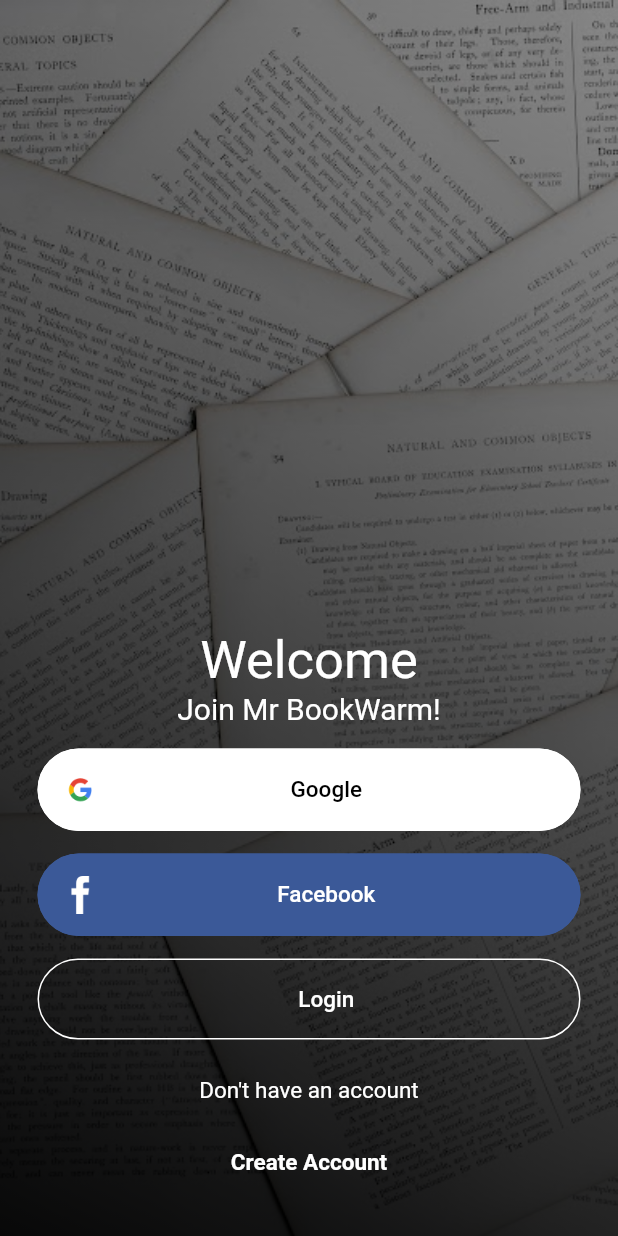
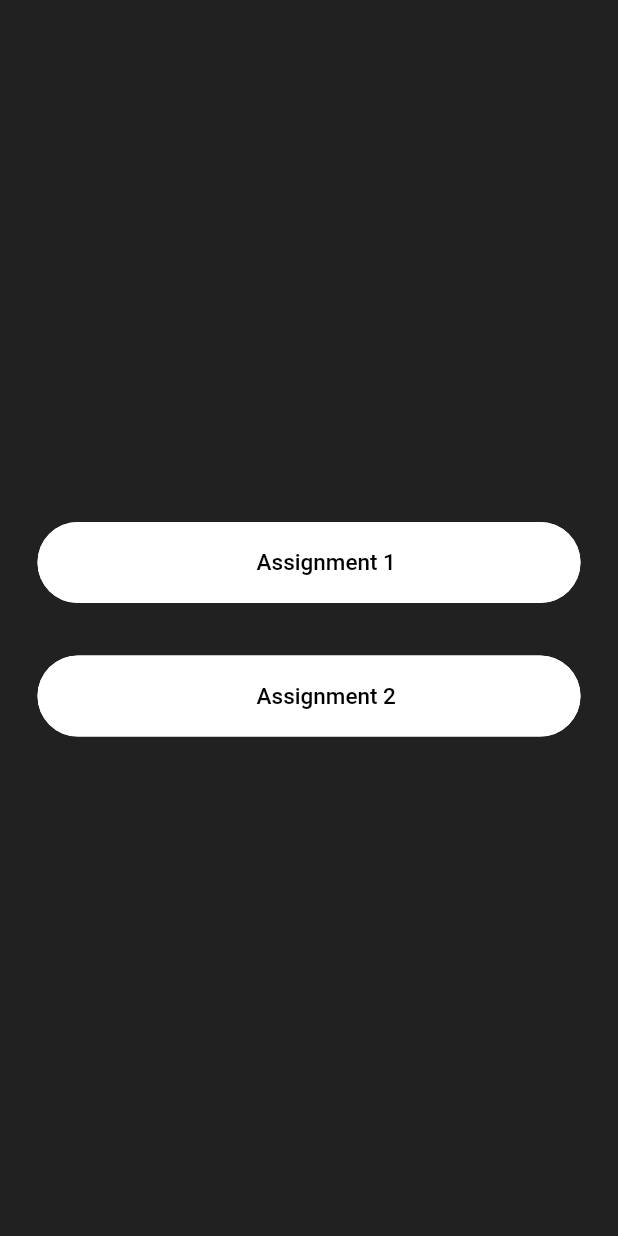
Before and after one commit to kubersingh-dew/login_tutorial, a Flutter app: the screen it shows after launch, on a phone screen of 412 x 824 dp. Run offline on Flutter 3.47's test engine with Material 2 defaults, Android fonts, the phone set to English and light mode, and no system bars; our stand-ins replace firebase_auth, fluttertoast, google_sign_in; accounts and stored records are empty.

Commit message:
package update

```diff
--- /dev/null
+++ b/lib/HomeScreen.dart
@@ -0,0 +1,44 @@
+import 'package:flutter/material.dart';
+import 'package:login_tutorial/assignment_first/utils/NavigationManager.dart';
+
+import 'assignment_first/login/views/widgets/ButtonView.dart';
+
+class HomeScreen extends StatelessWidget implements OnPressEvent {
+  HomeScreen({super.key});
+  static const int assign1 = 208;
+  static const int assign2 = 209;
+  late BuildContext cx;
+
+
+  @override
+  Widget build(BuildContext context) {
+    cx = context;
+    return Scaffold(
+        body: Container(
+            decoration: const BoxDecoration(
+              color: Colors.black87,
+              shape: BoxShape.rectangle,
+            ),
+            child: Column(
+                mainAxisAlignment: MainAxisAlignment.center,
+                children: <Widget>[
+                  ButtonView(text: "Assignment 1",event: this, eventCode: assign1,
+                    bgcolor: Colors.white, textColor: Colors.black,),
+                  const Padding(padding: EdgeInsets.only(top: 20)),
+                  ButtonView(text: "Assignment 2",event: this, eventCode: assign2,
+                    bgcolor: Colors.white, textColor: Colors.black,),
+                ]
+            )
+        )
+    );
+  }
+
+  @override
+  void onCLick(int eventCode) {
+    if (eventCode == assign1) {
+      NavigationManager.navigateToBasePage(cx);
+    } else {
+      NavigationManager.navigateToAssignSecond(cx);
+    }
+  }
+}
--- a/lib/login/views/screens/LoginEmailView.dart
+++ b/lib/assignment_first/login/views/screens/LoginEmailView.dart
@@ -1,9 +1,9 @@
 import 'package:flutter/material.dart';
-import 'package:login_tutorial/login/views/widgets/EditTextView.dart';
-import 'package:login_tutorial/utils/Utils.dart';
 import '../../../utils/NavigationManager.dart';
+import '../../../utils/Utils.dart';
 import '../widgets/BottomContainer.dart';
 import '../widgets/ButtonView.dart';
+import '../widgets/EditTextView.dart';
 import '../widgets/HeaderContainer.dart';
 
 class LoginEmailView extends StatefulWidget {
--- a/lib/main.dart
+++ b/lib/main.dart
@@ -1,5 +1,7 @@
 import 'package:flutter/material.dart';
-import 'package:login_tutorial/login/LoginScreen.dart';
+import 'package:login_tutorial/HomeScreen.dart';
+
+import 'assignment_first/login/LoginScreen.dart';
 
 void main() {
   runApp(const MyApp());
@@ -15,7 +17,7 @@ class MyApp extends StatelessWidget {
       theme: ThemeData(
         primarySwatch: Colors.blue,
       ),
-      home: const LoginScreen(screenType: 1),
+      home: HomeScreen(),
     );
   }
 }
```
Also changed, not shown: lib/assignment_first/login/LoginScreen.dart (renamed from lib/login/LoginScreen.dart, +4 -3 lines), lib/assignment_first/login/views/screens/LoginBaseView.dart (renamed from lib/login/views/screens/LoginBaseView.dart, +7 -7 lines), lib/assignment_first/login/views/screens/LoginRegisterView.dart (renamed from lib/login/views/screens/LoginRegisterView.dart, +3 -4 lines), lib/assignment_first/utils/NavigationManager.dart (renamed from lib/utils/NavigationManager.dart, +8 -0 lines), lib/assignment_second/PayScreen.dart (added, +25 -0 lines), lib/assignment_first/login/services/AuthService.dart (renamed from lib/login/services/AuthService.dart), lib/assignment_first/login/views/widgets/BottomContainer.dart (renamed from lib/login/views/widgets/BottomContainer.dart), lib/assignment_first/login/views/widgets/ButtonView.dart (renamed from lib/login/views/widgets/ButtonView.dart), lib/assignment_first/login/views/widgets/DateTextView.dart (renamed from lib/login/views/widgets/DateTextView.dart), lib/assignment_first/login/views/widgets/DropDownView.dart (renamed from lib/login/views/widgets/DropDownView.dart), lib/assignment_first/login/views/widgets/EditTextView.dart (renamed from lib/login/views/widgets/EditTextView.dart), lib/assignment_first/login/views/widgets/HeaderContainer.dart (renamed from lib/login/views/widgets/HeaderContainer.dart), lib/assignment_first/utils/Extensions.dart (renamed from lib/utils/Extensions.dart), lib/assignment_first/utils/Utils.dart (renamed from lib/utils/Utils.dart), 1 more files, 2 other files.
